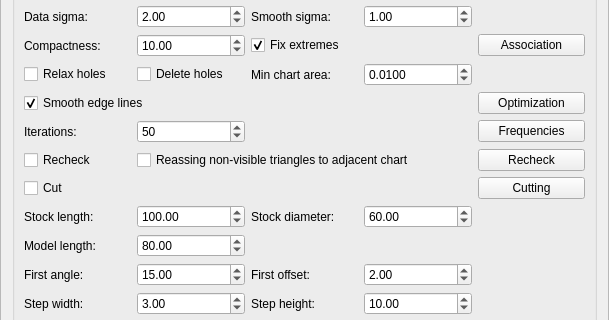
Old version of the form GUI/managers/fouraxisfabricationmanager.ui in the repository cg3hci/4AxisMilling; both pictures show x 0 to 609 and y 373 to 693 of the 609 by 1318 pixel window.
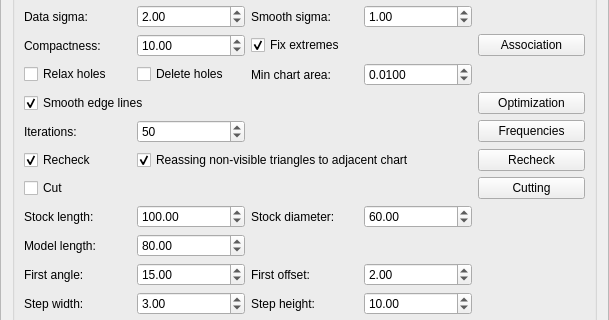
New version of the form.

```diff
--- a/GUI/managers/fouraxisfabricationmanager.ui
+++ b/GUI/managers/fouraxisfabricationmanager.ui
@@ -1210,7 +1210,7 @@
          <string>Reassing non-visible triangles to adjacent chart</string>
         </property>
         <property name="checked">
-         <bool>false</bool>
+         <bool>true</bool>
         </property>
        </widget>
       </item>
@@ -1219,6 +1219,9 @@
         <property name="text">
          <string>Recheck</string>
         </property>
+        <property name="checked">
+         <bool>true</bool>
+        </property>
        </widget>
       </item>
      </layout>
```
